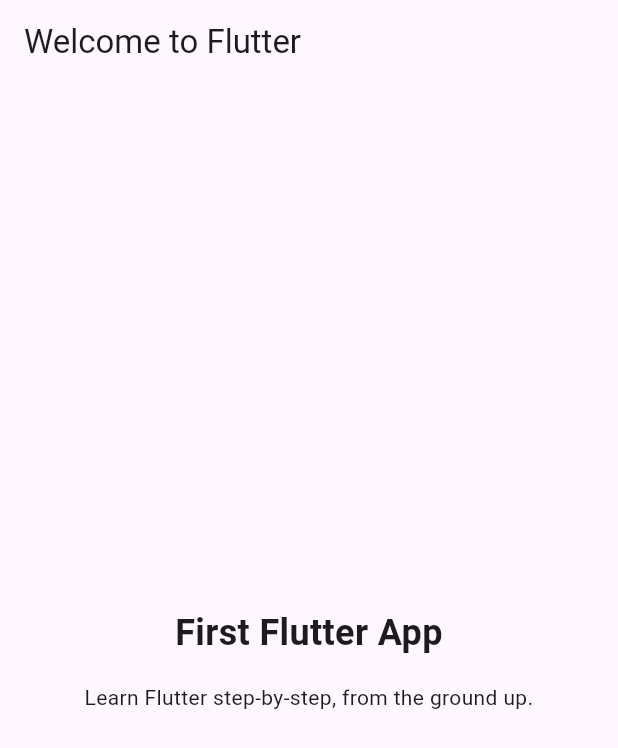
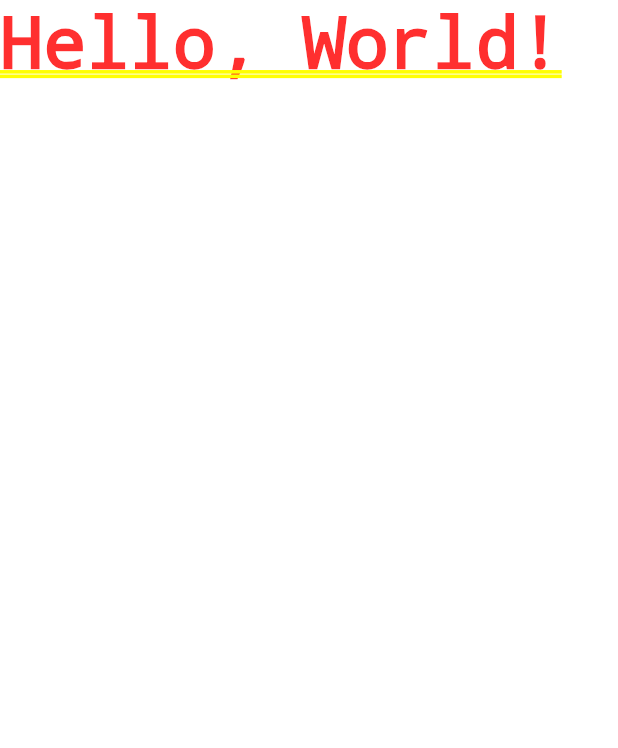
Before and after one commit to curtis-clement/first_flutter_app, a Flutter app: the screen it shows after launch, on a phone screen of 412 x 824 dp. Shown: the top 748 px of the screen. Run offline on Flutter 3.47's test engine with Material 3 defaults, Android fonts, the phone set to English and light mode, and no system bars.

Commit message:
remove boiler plater code and start from scratch

```diff
--- a/lib/main.dart
+++ b/lib/main.dart
@@ -1,54 +1,5 @@
 import 'package:flutter/material.dart';
 
 void main() {
-  runApp(const MyApp());
+  runApp(const MaterialApp(home: Text('Hello, World!')));
 }
-
-// With Flutter, you create user interfaces by combining "widgets"
-// You'll learn all about them (and much more) throughout this course!
-class MyApp extends StatelessWidget {
-  const MyApp({super.key});
-
-  // Every custom widget must have a build() method
-  // It tells Flutter, which widgets make up your custom widget
-  // Again: You'll learn all about that throughout the course!
-  @override
-  Widget build(BuildContext context) {
-    // Below, a bunch of built-in widgets are used (provided by Flutter)
-    // They will be explained in the next sections
-    // In this course, you will, of course, not just use them a lot but
-    // also learn about many other widgets!
-    return MaterialApp(
-      title: 'Flutter First App',
-      theme: ThemeData(useMaterial3: true),
-      home: Scaffold(
-        appBar: AppBar(
-          title: const Text('Welcome to Flutter'),
-        ),
-        body: Container(
-          width: double.infinity,
-          padding: const EdgeInsets.all(12),
-          child: const Column(
-            mainAxisAlignment: MainAxisAlignment.center,
-            crossAxisAlignment: CrossAxisAlignment.center,
-            children: [
-              Text(
-                'First Flutter App',
-                textAlign: TextAlign.center,
-                style: TextStyle(
-                  fontSize: 24,
-                  fontWeight: FontWeight.bold,
-                ),
-              ),
-              SizedBox(height: 16),
-              Text(
-                'Learn Flutter step-by-step, from the ground up.',
-                textAlign: TextAlign.center,
-              ),
-            ],
-          ),
-        ),
-      ),
-    );
-  }
-}
```
